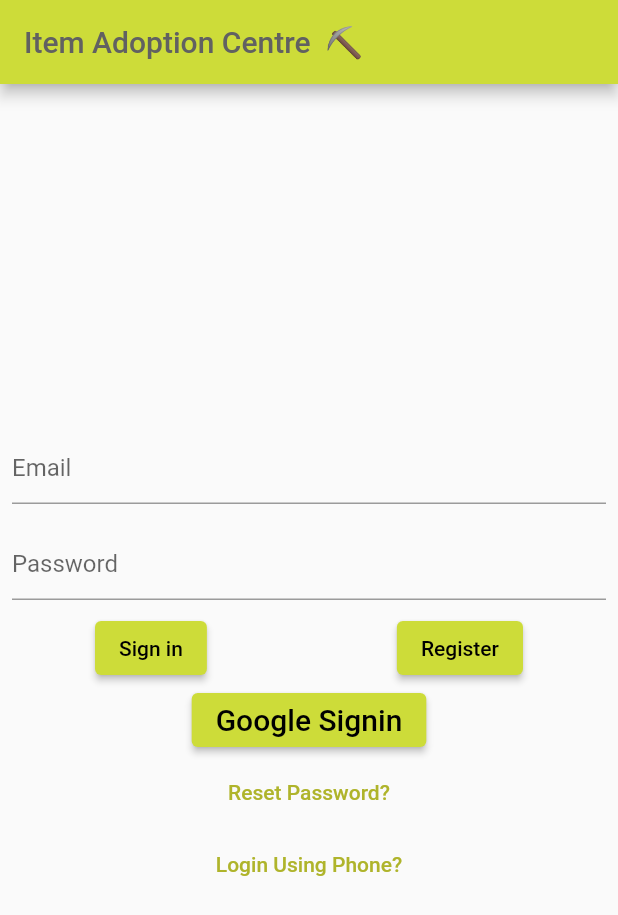
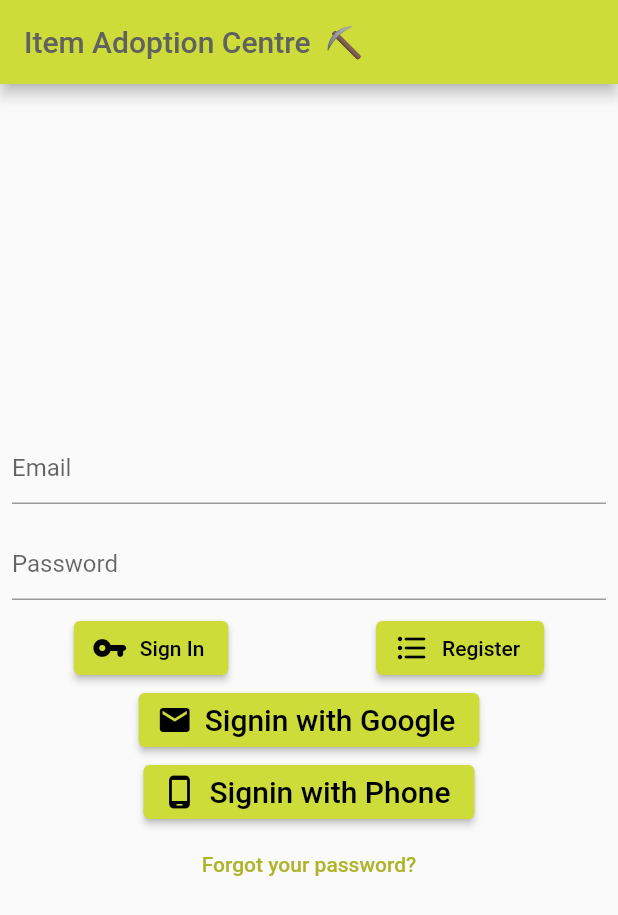
Before and after one commit to srinjoychakravarty/adopt-an-item, a Flutter app: the screen it shows after launch, on a phone screen of 412 x 824 dp. Shown: the top 915 px of the screen. Run offline on Flutter 3.47's test engine with Material 2 defaults, Android fonts, the phone set to English and light mode, and no system bars; our stand-ins replace cloud_firestore, extended_image, firebase_auth, firebase_core, firebase_database, firebase_storage and 6 more; missing offline and left inert: firebase_ml_vision; accounts and stored records are empty.

Commit message:
:heavy_plus_sign:  added Icons to buttons :hammer:
--added icons to the login UI --

```diff
--- a/lib/src/screens/login.dart
+++ b/lib/src/screens/login.dart
@@ -53,18 +53,27 @@ class _LoginScreenState extends State<LoginScreen> {
             ),
           ),
           Row(mainAxisAlignment: MainAxisAlignment.spaceAround, children: [
-            ElevatedButton(
-                child: Text('Sign in'),
-                onPressed: () => _signin(_email, _password)),
-            ElevatedButton(
-              child: Text('Register'),
+            ElevatedButton.icon(
+              onPressed: () => _signin(_email, _password),
+              icon: Icon(Icons.vpn_key_rounded),
+              label: Text(
+                'Sign In',
+                style: TextStyle(color: Colors.black), //white or black
+              ),
+            ),
+            ElevatedButton.icon(
               onPressed: () => _signup(_email, _password),
-            )
+              icon: Icon(Icons.format_list_bulleted_rounded),
+              label: Text(
+                'Register',
+                style: TextStyle(color: Colors.black), //white or black
+              ),
+            ),
           ]),
           Row(
             mainAxisAlignment: MainAxisAlignment.spaceAround,
             children: [
-              ElevatedButton(
+              ElevatedButton.icon(
                 onPressed: () async {
                   try {
                     final GoogleSignInAccount googleUser =
@@ -79,8 +88,8 @@ class _LoginScreenState extends State<LoginScreen> {
 
                     await FirebaseAuth.instance
                         .signInWithCredential(credential)
-                          .then((value) => Navigator.of(context)
-                              .pushReplacement(MaterialPageRoute(
+                        .then((value) => Navigator.of(context).pushReplacement(
+                            MaterialPageRoute(
                                 builder: (context) => HomeScreen())));
                   } on FirebaseAuthException catch (error) {
                     Fluttertoast.showToast(
@@ -93,10 +102,41 @@ class _LoginScreenState extends State<LoginScreen> {
                         fontSize: 16.0);
                   }
                 },
-                  child: Text(
-                    'Google Signin',
-                    style: TextStyle(fontSize: 20),
+                style: ButtonStyle(
+                    backgroundColor: MaterialStateProperty.all<Color>(
+                        Colors.lime)), //Colors.lime.shade700 or blue.shade900
+                icon: Icon(
+                  Icons.email,
+                  color: Colors.black, //white or black
+                ),
+                label: Text(
+                  'Signin with Google',
+                  style: TextStyle(
+                      fontSize: 20, color: Colors.black), //white or black
+                ),
+              ),
+            ],
+          ),
+          Row(
+            mainAxisAlignment: MainAxisAlignment.center,
+            children: [
+              ElevatedButton.icon(
+                onPressed: () => Navigator.of(context).push(MaterialPageRoute(
+                  builder: (context) => PhoneScreen(),
                 )),
+                style: ButtonStyle(
+                    backgroundColor: MaterialStateProperty.all<Color>(
+                        Colors.lime)), //Colors.lime.shade700 or blue.shade900
+                icon: Icon(
+                  Icons.phone_android_rounded,
+                  color: Colors.black, //white or black
+                ),
+                label: Text(
+                  'Signin with Phone',
+                  style: TextStyle(
+                      fontSize: 20, color: Colors.black), //white or black
+                ),
+              )
             ],
           ),
           Row(
@@ -104,28 +144,13 @@ class _LoginScreenState extends State<LoginScreen> {
             children: [
               TextButton(
                   child: Text(
-                    'Reset Password?',
+                    'Forgot your password?',
                     style: TextStyle(
                       color: Colors.lime.shade700,
                     ),
                   ),
                   onPressed: () => Navigator.of(context).push(MaterialPageRoute(
                         builder: (context) => ResetScreen(),
-                      )))
-            ],
-          ),
-          Row(
-            mainAxisAlignment: MainAxisAlignment.center,
-            children: [
-              TextButton(
-                  child: Text(
-                    'Login Using Phone?',
-                    style: TextStyle(
-                      color: Colors.lime.shade700,
-                    ),
-                  ),
-                  onPressed: () => Navigator.of(context).push(MaterialPageRoute(
-                        builder: (context) => PhoneScreen(),
                       )))
             ],
           )
```
Also changed, not shown: assets/google.png (added). Lines whose indentation alone changed are shown as unchanged.
